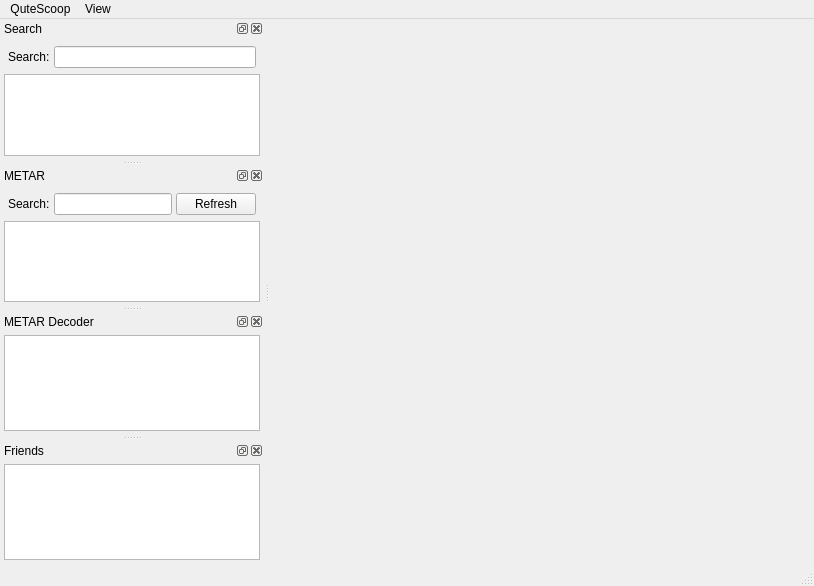
First picture: the form in branches/jonas_unstable/QuteScoop/gui/MainWindow.ui, repository qutescoop/qutescoop, before the edit.
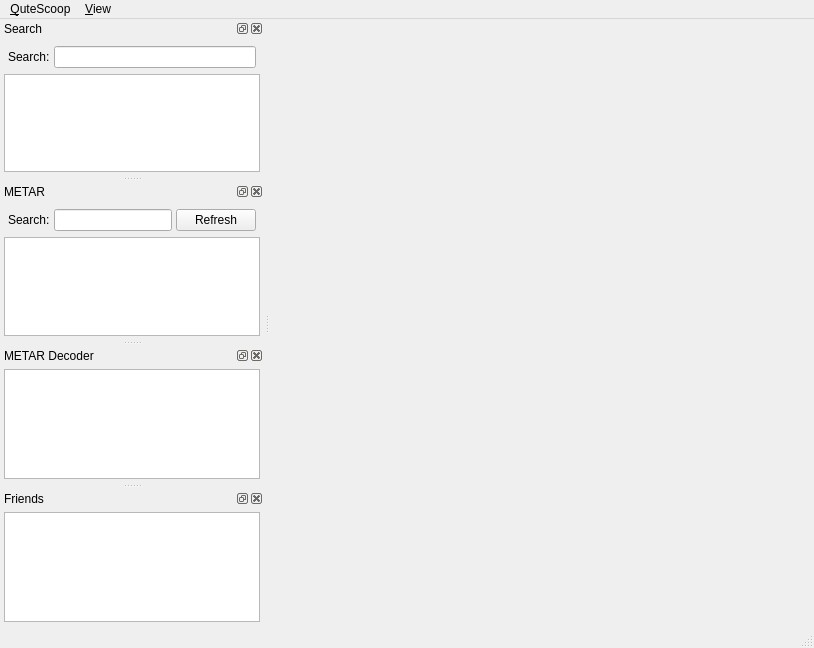
Second picture: the form after the edit.

```diff
--- a/branches/jonas_unstable/QuteScoop/gui/MainWindow.ui
+++ b/branches/jonas_unstable/QuteScoop/gui/MainWindow.ui
@@ -1,30 +1,30 @@
 <ui version="4.0" >
  <class>MainWindow</class>
- <widget class="QMainWindow" name="MainWindow" >
-  <property name="geometry" >
+ <widget class="QMainWindow" name="MainWindow">
+  <property name="geometry">
    <rect>
     <x>0</x>
     <y>0</y>
     <width>814</width>
-    <height>586</height>
+    <height>648</height>
    </rect>
   </property>
   <property name="windowTitle" >
    <string>QuteScoop</string>
   </property>
-  <widget class="QWidget" name="centralwidget" />
-  <widget class="QMenuBar" name="menubar" >
-   <property name="geometry" >
+  <widget class="QWidget" name="centralwidget"/>
+  <widget class="QMenuBar" name="menubar">
+   <property name="geometry">
     <rect>
      <x>0</x>
      <y>0</y>
      <width>814</width>
-     <height>22</height>
+     <height>29</height>
     </rect>
    </property>
-   <widget class="QMenu" name="menuDolomynum" >
-    <property name="title" >
-     <string>QuteScoop</string>
+   <widget class="QMenu" name="menuQutescoop">
+    <property name="title">
+     <string>&amp;QuteScoop</string>
     </property>
     <addaction name="actionAbout" />
     <addaction name="actionAboutQt" />
@@ -33,9 +33,9 @@
     <addaction name="actionDownload" />
     <addaction name="actionQuit" />
    </widget>
-   <widget class="QMenu" name="menuView" >
-    <property name="title" >
-     <string>View</string>
+   <widget class="QMenu" name="menuView">
+    <property name="title">
+     <string>&amp;View</string>
     </property>
     <addaction name="actionShowFriendsDock" />
     <addaction name="actionShowSearch" />
@@ -52,15 +52,15 @@
     <addaction name="actionRememberPosition" />
     <addaction name="actionDisplayAllFirs" />
    </widget>
-   <addaction name="menuDolomynum" />
-   <addaction name="menuView" />
+   <addaction name="menuQutescoop"/>
+   <addaction name="menuView"/>
   </widget>
-  <widget class="QStatusBar" name="statusbar" />
-  <widget class="QDockWidget" name="searchDock" >
-   <property name="maximumSize" >
+  <widget class="QStatusBar" name="statusbar"/>
+  <widget class="QDockWidget" name="searchDock">
+   <property name="maximumSize">
     <size>
-     <width>16777215</width>
-     <height>16777215</height>
+     <width>524287</width>
+     <height>524287</height>
     </size>
    </property>
    <property name="allowedAreas" >
@@ -247,12 +247,13 @@
       <number>4</number>
      </property>
      <item>
-      <widget class="QTextBrowser" name="metarText" >
-       <property name="html" >
-        <string>&lt;html>&lt;head>&lt;meta name="qrichtext" content="1" />&lt;style type="text/css">
+      <widget class="QTextBrowser" name="metarText">
+       <property name="html">
+        <string>&lt;!DOCTYPE HTML PUBLIC &quot;-//W3C//DTD HTML 4.0//EN&quot; &quot;http://www.w3.org/TR/REC-html40/strict.dtd&quot;&gt;
+&lt;html&gt;&lt;head&gt;&lt;meta name=&quot;qrichtext&quot; content=&quot;1&quot; /&gt;&lt;style type=&quot;text/css&quot;&gt;
 p, li { white-space: pre-wrap; }
-&lt;/style>&lt;/head>&lt;body style=" font-family:'Lucida Grande'; font-size:13pt; font-weight:400; font-style:normal;">
-&lt;p style="-qt-paragraph-type:empty; margin-top:0px; margin-bottom:0px; margin-left:0px; margin-right:0px; -qt-block-indent:0; text-indent:0px;">&lt;/p>&lt;/body>&lt;/html></string>
+&lt;/style&gt;&lt;/head&gt;&lt;body style=&quot; font-family:'UnDotum'; font-size:10pt; font-weight:400; font-style:normal;&quot;&gt;
+&lt;p style=&quot;-qt-paragraph-type:empty; margin-top:0px; margin-bottom:0px; margin-left:0px; margin-right:0px; -qt-block-indent:0; text-indent:0px; font-family:'Lucida Grande'; font-size:13pt;&quot;&gt;&lt;/p&gt;&lt;/body&gt;&lt;/html&gt;</string>
        </property>
        <property name="acceptRichText" >
         <bool>true</bool>
```
Left out of the diff: 387 changed lines with no effect on the pictures.
